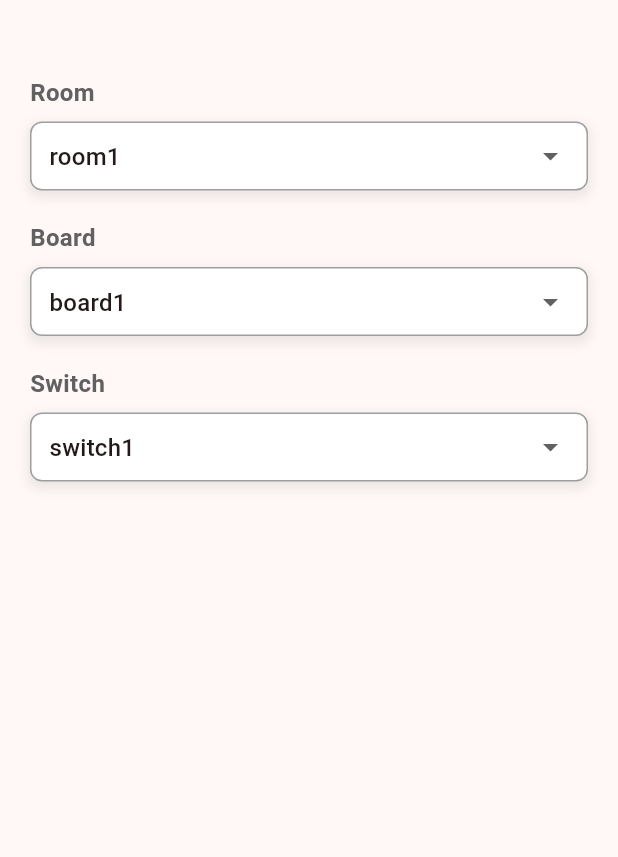
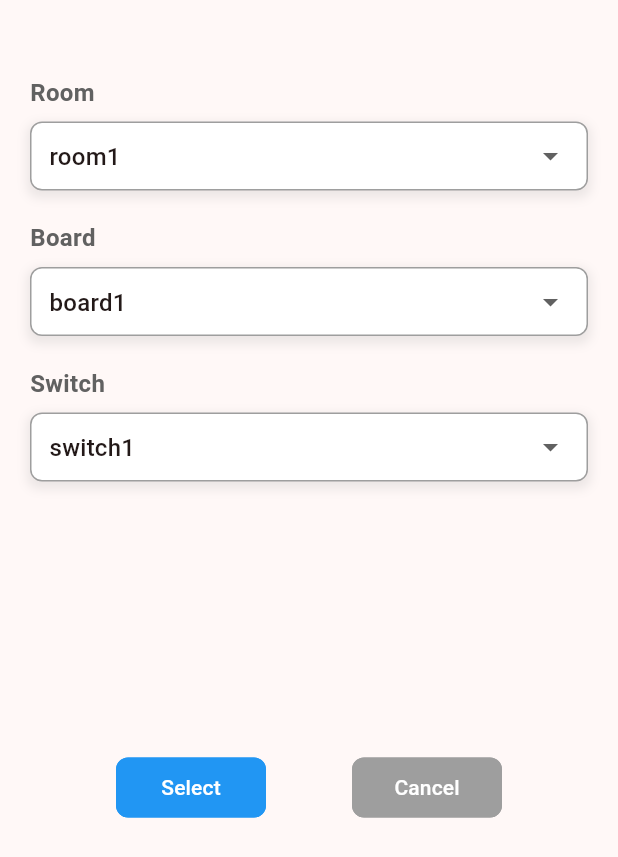
Before and after one commit to AwalkzzD/estonedge, a Flutter app: the ScheduleDetailsScreen screen opened directly, on a phone screen of 412 x 824 dp. Shown: the top 857 px of the screen. Run offline on Flutter 3.47's test engine with Material 3 defaults, Android fonts, the phone set to English and light mode, and no system bars; project files that could hold a hidden picture were left out.

Commit message:
buttons in scheduler

```diff
--- a/lib/ui/scheduler/schedule_details_screen.dart
+++ b/lib/ui/scheduler/schedule_details_screen.dart
@@ -58,6 +58,40 @@ class _ScheduleDetailsScreenState extends State<ScheduleDetailsScreen> {
                 selectedSwitch = newValue;
               });
             }),
+            SizedBox(
+              height: 180,
+            ),
+            Row(
+              mainAxisAlignment: MainAxisAlignment.spaceEvenly,
+              children: [
+                OutlinedButton(
+                  onPressed: () {},
+                  style: OutlinedButton.styleFrom(
+                    foregroundColor: Colors.white, backgroundColor: Colors.blue,
+                    side: BorderSide(color: Colors.blue),
+                    shape: RoundedRectangleBorder(
+                      borderRadius:
+                          BorderRadius.circular(8), // Less rounded border
+                    ),
+                    minimumSize: Size(100, 40), // More width
+                  ),
+                  child: Text('Select'),
+                ),
+                OutlinedButton(
+                  onPressed: () {},
+                  style: OutlinedButton.styleFrom(
+                    foregroundColor: Colors.white, backgroundColor: Colors.grey,
+                    side: BorderSide(color: Colors.grey),
+                    shape: RoundedRectangleBorder(
+                      borderRadius:
+                          BorderRadius.circular(8), // Less rounded border
+                    ),
+                    minimumSize: Size(100, 40), // More width
+                  ),
+                  child: Text('Cancel'),
+                ),
+              ],
+            ),
           ],
         ),
       ),
```
